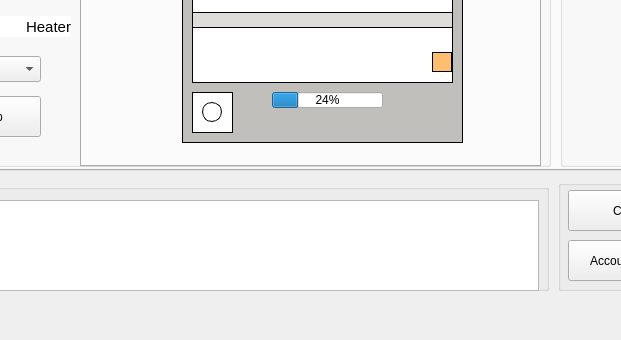
Old version of the form ui/general.ui in the repository tuyenubuntu/control_heater; both pictures show x 182 to 803 and y 300 to 640 of the 1010 by 640 pixel window.
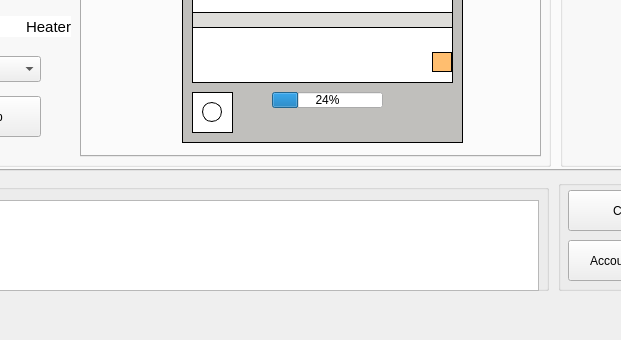
New version of the form. Icons and pictures are not drawn.

What changed in the file:
```diff
--- a/ui/general.ui
+++ b/ui/general.ui
@@ -448,7 +448,7 @@
          <x>260</x>
          <y>20</y>
          <width>461</width>
-         <height>401</height>
+         <height>391</height>
         </rect>
        </property>
        <property name="currentIndex">
```
